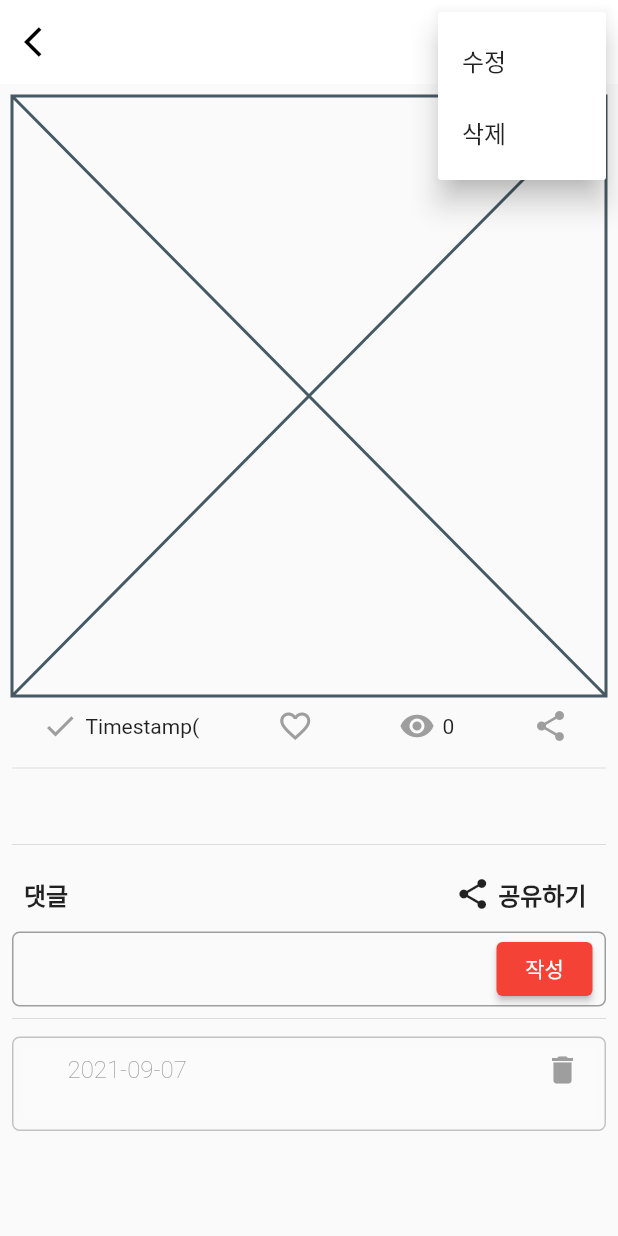
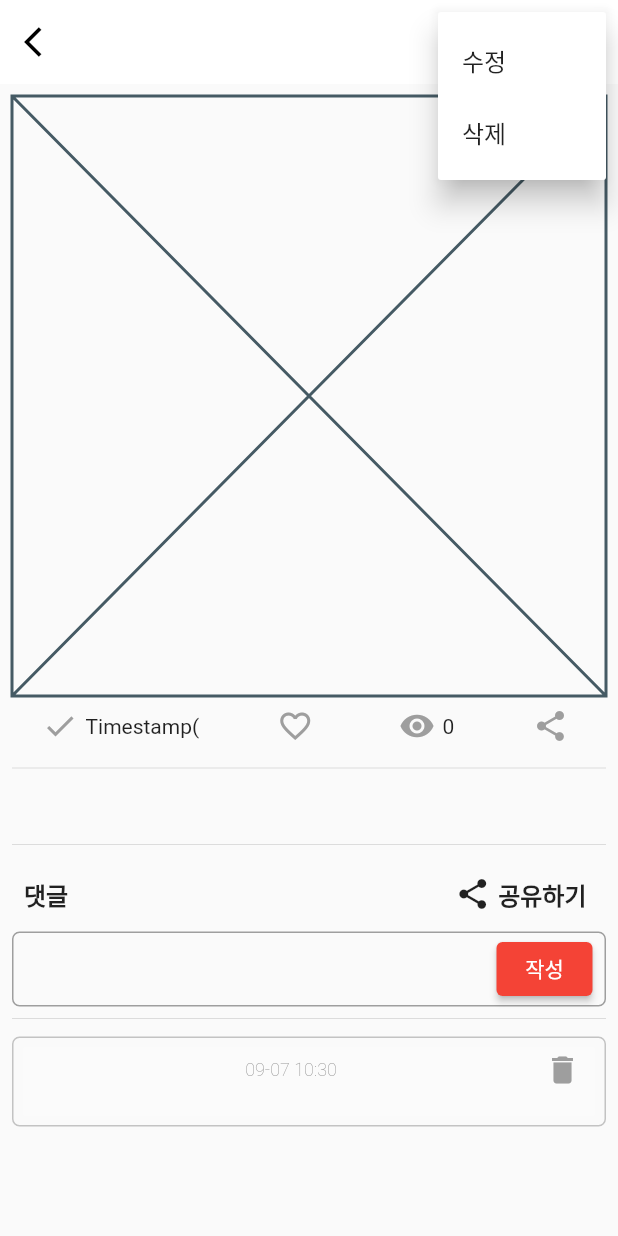
Before and after one commit to kyungsnim/make_ten_billion, a Flutter app: the HowToBeRichDetail screen opened directly with empty values, after a tap on "작성", after a tap on the "more vert" icon, on a phone screen of 412 x 824 dp. Run offline on Flutter 3.47's test engine with Material 2 defaults, Android fonts, the phone set to English and light mode, and no system bars; our stand-ins replace cached_network_image, cloud_firestore, firebase_auth, firebase_core, firebase_storage, flutter_secure_storage and 8 more; accounts and stored records are empty; network calls fail.

```diff
--- a/lib/main.dart
+++ b/lib/main.dart
@@ -1,6 +1,7 @@
 import 'package:firebase_core/firebase_core.dart';
 import 'package:flutter/material.dart';
 import 'package:get/get.dart';
+import 'package:google_mobile_ads/google_mobile_ads.dart';
 import 'package:shared_preferences/shared_preferences.dart';
 
 import 'constants/app_routes.dart';
@@ -10,6 +11,7 @@ void main() async {
   WidgetsFlutterBinding.ensureInitialized();
   await Firebase.initializeApp();
   Get.put<AuthController>(AuthController());
+  MobileAds.instance.initialize();
   // Get.put<ThemeController>(ThemeController());
   // Get.put<LanguageController>(LanguageController());
   runApp(MyApp());
@@ -40,7 +42,7 @@ class MyApp extends StatelessWidget {
 
 getCurrentTheme() async {
   SharedPreferences prefs = await SharedPreferences.getInstance();
-  if(prefs.getString('theme') == 'Dark') {
+  if (prefs.getString('theme') == 'Dark') {
     Get.changeTheme(ThemeData.dark());
   } else {
     Get.changeTheme(ThemeData.light());
--- a/lib/views/how_to_be_rich_detail.dart
+++ b/lib/views/how_to_be_rich_detail.dart
@@ -1,6 +1,7 @@
 import 'package:cached_network_image/cached_network_image.dart';
 import 'package:cloud_firestore/cloud_firestore.dart';
 import 'package:flutter/material.dart';
+import 'package:flutter/services.dart';
 import 'package:get/get.dart';
 import 'package:loading_indicator/loading_indicator.dart';
 import 'package:make_ten_billion/controller/controllers.dart';
@@ -306,15 +307,16 @@ class _HowToBeRichDetailState extends State<HowToBeRichDetail> {
                               Text(
                                 comment.writer,
                                 softWrap: true,
-                                style: TextStyle(fontWeight: FontWeight.bold),
+                                style: TextStyle(fontWeight: FontWeight.bold, fontSize: 12),
                               ),
-                              SizedBox(width: 20),
+                              Spacer(),
                               Text(
-                                comment.createdAt.toString().substring(0, 10),
+                                comment.createdAt.toString().substring(5, 16),
                                 softWrap: true,
                                 style: TextStyle(
                                     fontWeight: FontWeight.w200,
-                                    color: Colors.grey),
+                                    color: Colors.grey,
+                                fontSize: 12),
                               ),
                               Spacer(),
                               comment.writer ==
@@ -336,7 +338,7 @@ class _HowToBeRichDetailState extends State<HowToBeRichDetail> {
                           Text(
                             comment.comment,
                             softWrap: true,
-                            style: TextStyle(fontWeight: FontWeight.w400),
+                            style: TextStyle(fontWeight: FontWeight.w400, fontSize: 14),
                           ),
                         ],
                       ),
@@ -415,7 +417,8 @@ class _HowToBeRichDetailState extends State<HowToBeRichDetail> {
                 setState(() {
                   commentController.text = '';
                 });
-
+                SystemChannels.textInput.invokeMethod(
+                    'TextInput.hide'); //to hide the keyboard - if any
                 Get.snackbar('댓글 작성', '작성이 완료되었습니다.');
               },
               child: Text('작성'),
--- a/lib/views/sign_up.dart
+++ b/lib/views/sign_up.dart
@@ -3,7 +3,6 @@ import 'package:flutter/services.dart';
 import 'package:make_ten_billion/controller/auth_controller.dart';
 import 'package:make_ten_billion/widgets/form_input_field.dart';
 import 'package:make_ten_billion/widgets/form_vertical_spacing.dart';
-import 'package:make_ten_billion/widgets/label_button.dart';
 import 'package:make_ten_billion/widgets/primary_button.dart';
 import 'package:get/get.dart';
 
@@ -40,7 +39,7 @@ class SignUp extends StatelessWidget {
                     FormInputFieldWithIcon(
                       controller: authController.emailController,
                       iconPrefix: Icons.email,
-                      labelText: '회사 메일주소',
+                      labelText: '메일주소',
                       // validator: Validator().email,
                       keyboardType: TextInputType.emailAddress,
                       onChanged: (value) => null,
@@ -76,7 +75,7 @@ class SignUp extends StatelessWidget {
                         labelText: '로그인',
                         buttonColor: Colors.lightBlue,
                         onPressed: () async {
-                          Get.to(() => SignUp());
+                          Get.back();
                         }),
                   ],
                 ),
```
Also changed, not shown: lib/controller/auth_controller.dart (+5 -6 lines), lib/controller/chat_controller.dart (deleted, +0 -57 lines), lib/controller/controllers.dart (+4 -4 lines), lib/controller/geo_controller.dart (deleted, +0 -26 lines), lib/controller/language_controller.dart (deleted, +0 -59 lines), lib/controller/theme_controller.dart (deleted, +0 -54 lines), lib/views/how_to_be_rich_screen.dart (+26 -3 lines), lib/views/sign_in.dart (+6 -7 lines), pubspec.yaml (+17 -17 lines), pubspec.lock, 8 other files.
